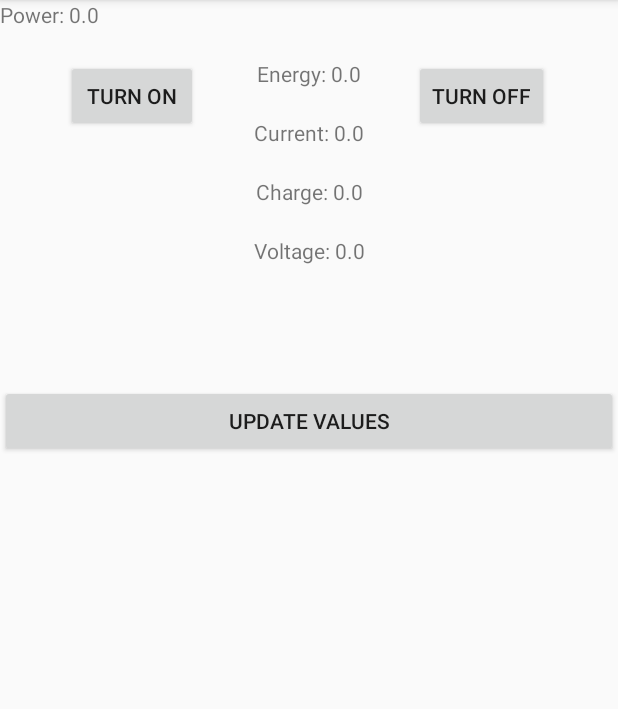
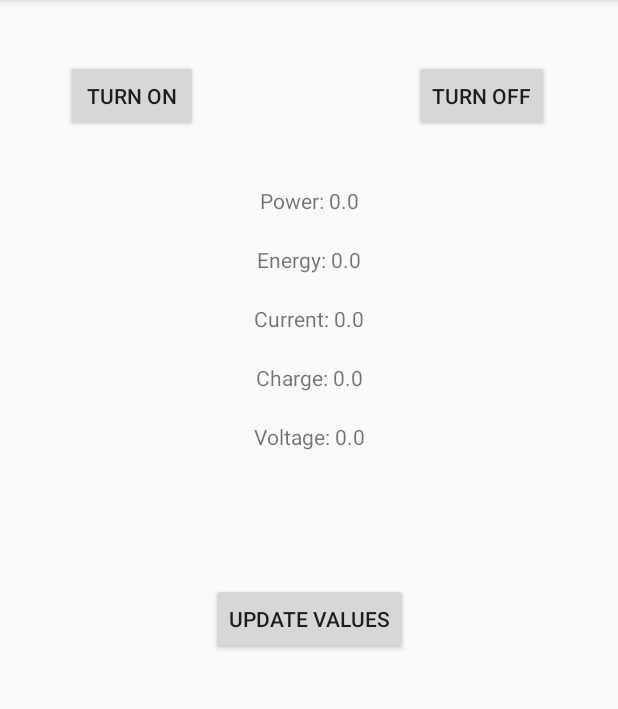
Before and after one commit to Zoboomanips/EnergyAndMe, an Android app: the Node1Info screen opened directly, with no data from a screen before it, after a tap on "UPDATE VALUES", on a phone screen of 412 x 824 dp, the part 84-793 px from its top. Run offline under Robolectric (Android 15) with nearby library versions, the phone set to English and light mode, and no system bars; network calls fail.

Commit message:
NO ERRORS

```diff
--- a/app/src/main/java/bearsinchairs/energyandme/Node1Info.java
+++ b/app/src/main/java/bearsinchairs/energyandme/Node1Info.java
@@ -35,7 +35,7 @@ public class Node1Info extends AppCompatActivity {
         } catch (UnknownHostException e) {
             e.printStackTrace();
         }
-        update();
+        updateVal();
     }
 
     public void turnOn (View view) throws IOException {
@@ -54,6 +54,10 @@ public class Node1Info extends AppCompatActivity {
         DatagramPacket packet = new DatagramPacket(buf, buf.length,
                 add, port);
         socket.send(packet);
+    }
+
+    public void updateBut (View view) {
+        updateVal();
     }
 
     public double ping(String ins, int node) throws IOException, JSONException {
@@ -75,7 +79,7 @@ public class Node1Info extends AppCompatActivity {
         return val;
     }
 
-    public void update(){
+    public void updateVal(){
         try {
             power1 = ping("getdcpower", nod);
         } catch (IOException e) { } catch (JSONException e) { power1 = 69; }
--- a/app/src/main/res/layout/activity_node1_info.xml
+++ b/app/src/main/res/layout/activity_node1_info.xml
@@ -38,9 +38,11 @@
         android:id="@+id/powerView"
         android:layout_width="wrap_content"
         android:layout_height="wrap_content"
+        android:layout_marginTop="36dp"
         android:text="TextView"
-        tools:layout_editor_absoluteX="163dp"
-        tools:layout_editor_absoluteY="128dp" />
+        app:layout_constraintEnd_toEndOf="parent"
+        app:layout_constraintStart_toStartOf="parent"
+        app:layout_constraintTop_toBottomOf="@+id/button" />
 
     <TextView
         android:id="@+id/energyView"
@@ -83,14 +85,13 @@
         app:layout_constraintTop_toBottomOf="@+id/chargeView" />
 
     <Button
-        android:id="@+id/update"
-        android:layout_width="0dp"
+        android:id="@+id/updateButton"
+        android:layout_width="wrap_content"
         android:layout_height="wrap_content"
-        android:layout_marginTop="80dp"
-        android:onClick="update"
+        android:layout_marginTop="88dp"
+        android:onClick="updateBut"
         android:text="Update Values"
         app:layout_constraintEnd_toEndOf="parent"
-        app:layout_constraintHorizontal_bias="0.0"
         app:layout_constraintStart_toStartOf="parent"
         app:layout_constraintTop_toBottomOf="@+id/voltageView" />
 
```
